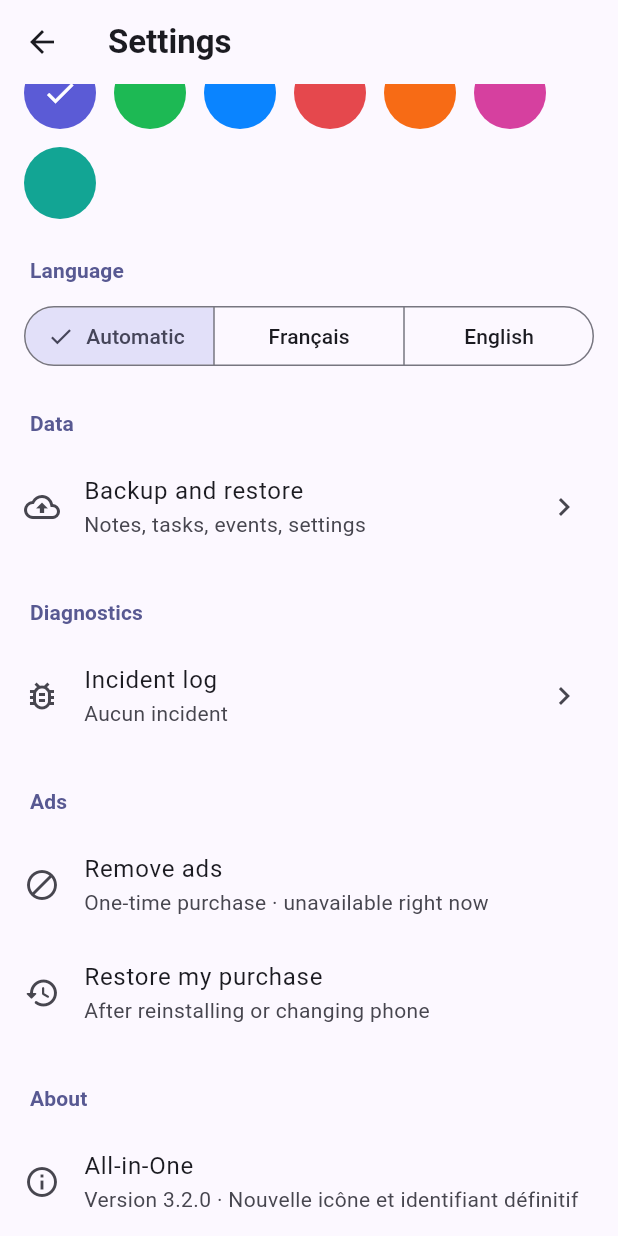
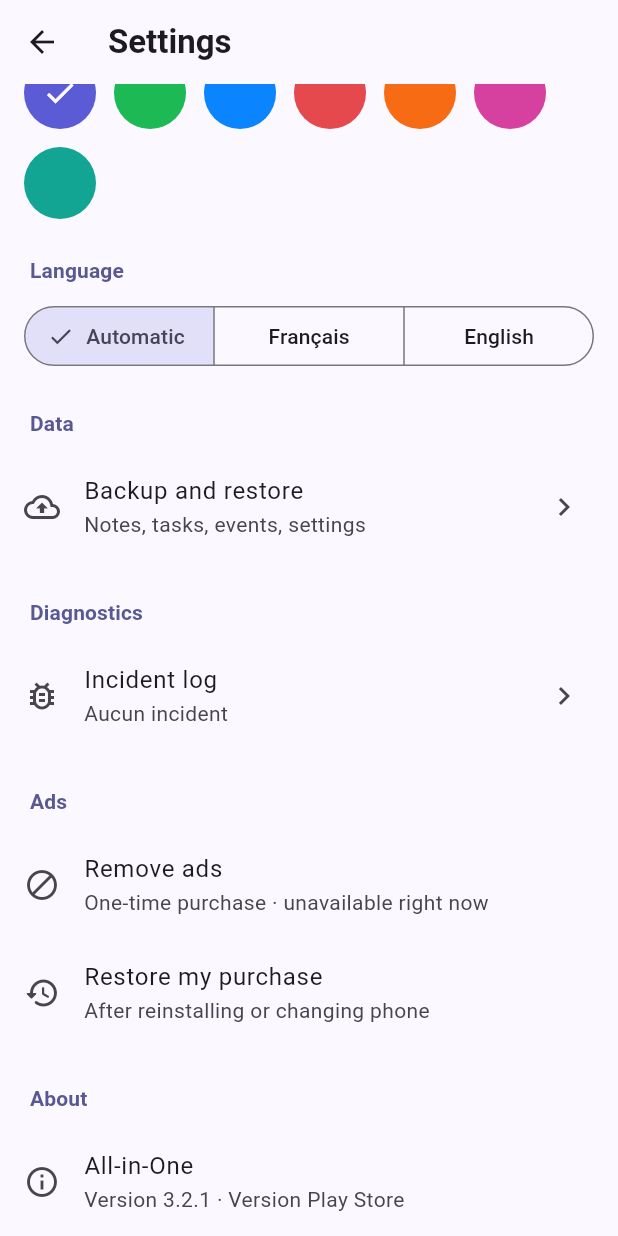
Before and after one commit to AdamLepron/All-in-one, a Flutter app: the SettingsPage screen opened directly, scrolled down 254 dp, on a phone screen of 412 x 824 dp. Run offline on Flutter 3.47's test engine with Material 3 defaults, Android fonts, the phone set to English and light mode, and no system bars; our stand-ins replace file_picker, flutter_local_notifications, google_mobile_ads, in_app_purchase, just_audio, just_audio_background and 10 more; missing offline and left inert: cryptography, google_mlkit_document_scanner, google_mlkit_text_recognition, mobile_scanner, record; accounts and stored records are empty; statements that could not run were skipped.

Commit message:
3.2.1 (code 28) : nouvelle version pour le Play Store
Co-Authored-By: Claude Sonnet 5.5 <noreply@anthropic.com>
Claude-Session: https://claude.ai/code/session_017BA4Q2daQaMbNYxjkmknS3

```diff
--- a/lib/modules/backup/backup_service.dart
+++ b/lib/modules/backup/backup_service.dart
@@ -51,7 +51,7 @@ class BackupService {
     required this.recordingsDir,
     this.noteFilesDir,
     this.annotationsDir,
-    this.appVersion = '3.2.0',
+    this.appVersion = '3.2.1',
   });
 
   final NotesStore notes;
--- a/lib/shell/settings_page.dart
+++ b/lib/shell/settings_page.dart
@@ -147,7 +147,7 @@ class SettingsPage extends StatelessWidget {
             leading: Icon(Icons.info_outline),
             title: Text('All-in-One'),
             subtitle: Text(
-              'Version 3.2.0 · Nouvelle icône et identifiant définitif',
+              'Version 3.2.1 · Version Play Store',
             ),
           ),
         ],
--- a/pubspec.yaml
+++ b/pubspec.yaml
@@ -16,7 +16,7 @@ publish_to: 'none' # Remove this line if you wish to publish to pub.dev
 # https://developer.apple.com/library/archive/documentation/General/Reference/InfoPlistKeyReference/Articles/CoreFoundationKeys.html
 # In Windows, build-name is used as the major, minor, and patch parts
 # of the product and file versions while build-number is used as the build suffix.
-version: 3.2.0+27
+version: 3.2.1+28
 
 environment:
   sdk: ^3.14.0
```
Also changed, not shown: 1 other file.
